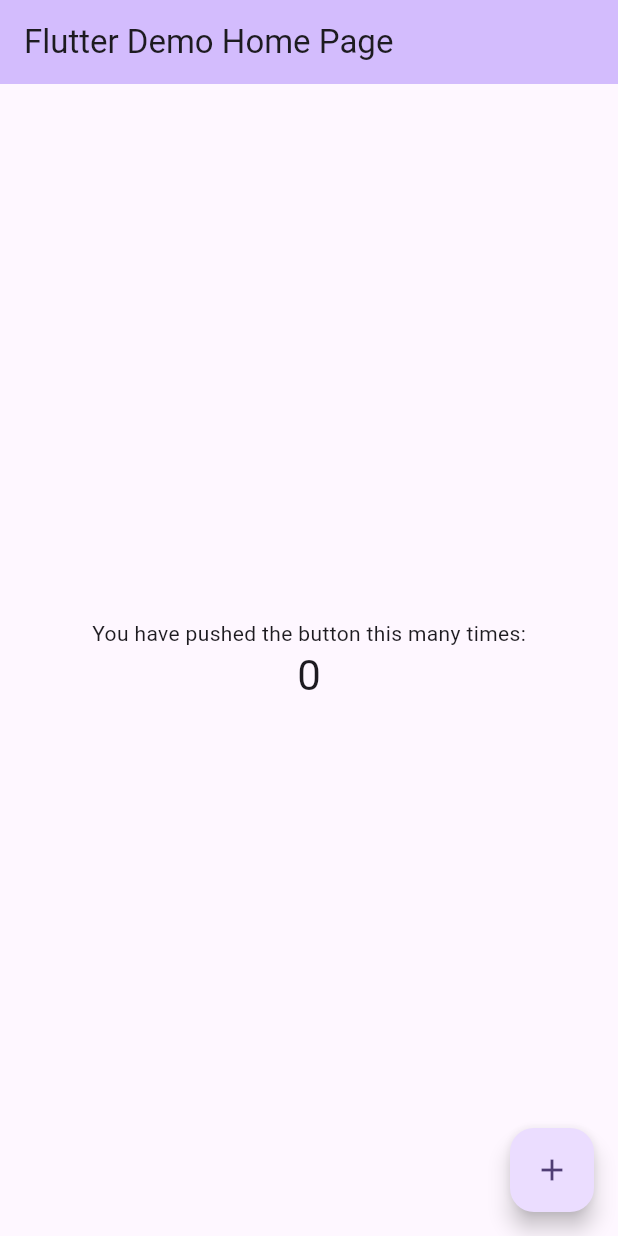
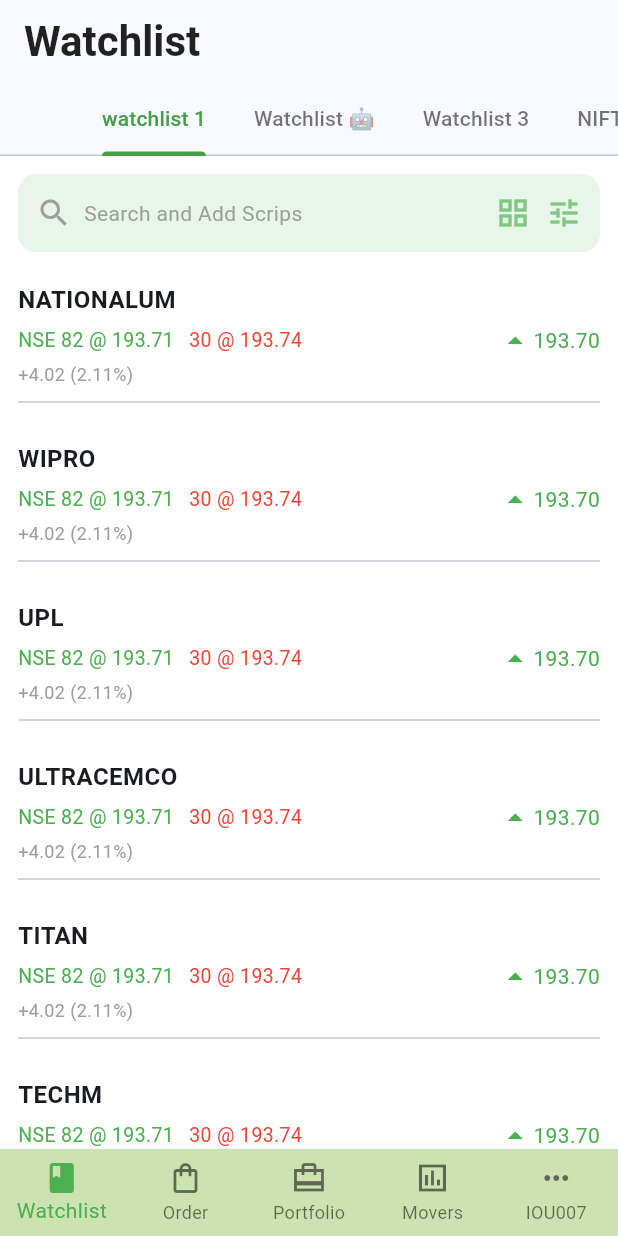
Before and after one commit to ShanjeevEswaramoorthy/iouring_flutter_task, a Flutter app: the screen it shows after launch, on a phone screen of 412 x 824 dp. Run offline on Flutter 3.47's test engine with Material 3 defaults, Android fonts, the light colour scheme and no system bars; our stand-ins replace flutter_bloc.

Commit message:
folder structure refactored

```diff
--- /dev/null
+++ b/iouring_flutter_task/lib/core/mock_data.dart
@@ -0,0 +1,90 @@
+final mockWatchlistResponse = {
+  "groups": [
+    {
+      "groupName": "watchlist 1",
+      "symbols": [
+        {
+          "name": "NATIONALUM",
+          "exchange": "NSE",
+          "buyQty": 82,
+          "buyPrice": 193.71,
+          "sellQty": 30,
+          "sellPrice": 193.74,
+          "lastTradedPrice": 193.70,
+          "change": 4.02,
+          "changePercent": 2.11,
+        },
+        {
+          "name": "WIPRO",
+          "exchange": "NSE",
+          "buyQty": 164,
+          "buyPrice": 310.15,
+          "sellQty": 954,
+          "sellPrice": 310.20,
+          "lastTradedPrice": 310.15,
+          "change": -0.05,
+          "changePercent": -0.01,
+        },
+        {
+          "name": "UPL",
+          "exchange": "NSE",
+          "buyQty": 81,
+          "buyPrice": 638.00,
+          "sellQty": 87,
+          "sellPrice": 638.10,
+          "lastTradedPrice": 637.95,
+          "change": 17.45,
+          "changePercent": 2.81,
+        },
+        {
+          "name": "ULTRACEMCO",
+          "exchange": "NSE",
+          "buyQty": 3,
+          "buyPrice": 11621.20,
+          "sellQty": 9,
+          "sellPrice": 11625.00,
+          "lastTradedPrice": 11621.50,
+          "change": 143.00,
+          "changePercent": 1.24,
+        },
+        {
+          "name": "TITAN",
+          "exchange": "NSE",
+          "buyQty": 84,
+          "buyPrice": 3264.05,
+          "sellQty": 34,
+          "sellPrice": 3264.40,
+          "lastTradedPrice": 3264.05,
+          "change": 8.60,
+          "changePercent": 0.26,
+        },
+        {
+          "name": "TECHM",
+          "exchange": "NSE",
+          "buyQty": 24,
+          "buyPrice": 1686.50,
+          "sellQty": 50,
+          "sellPrice": 1686.65,
+          "lastTradedPrice": 1686.60,
+          "change": 6.40,
+          "changePercent": 0.38,
+        },
+        {
+          "name": "TCS",
+          "exchange": "NSE",
+          "buyQty": 12,
+          "buyPrice": 3942.00,
+          "sellQty": 13,
+          "sellPrice": 3942.70,
+          "lastTradedPrice": 3942.00,
+          "change": -8.15,
+          "changePercent": -0.20,
+          "is52WeekLow": true,
+        },
+      ],
+    },
+    {"groupName": "Watchlist 🤖", "symbols": []},
+    {"groupName": "Watchlist 3", "symbols": []},
+    {"groupName": "NIFTY", "symbols": []},
+  ],
+};
--- /dev/null
+++ b/iouring_flutter_task/lib/features/watchlist/bloc/watchlist_bloc.dart
@@ -0,0 +1,38 @@
+import 'package:flutter_bloc/flutter_bloc.dart';
+import 'package:iouring_flutter_task/features/watchlist/repository/watchlist_repository.dart';
+import 'package:iouring_flutter_task/features/watchlist/model/watchlist_model.dart';
+import 'watchlist_event.dart';
+import 'watchlist_state.dart';
+
+class WatchlistBloc extends Bloc<WatchlistEvent, WatchlistState> {
+  final WatchlistRepository repository;
+
+  late List<WatchlistGroup> _watchlists;
+
+  WatchlistBloc(this.repository) : super(WatchlistInitial()) {
+    on<LoadWatchlists>(_onLoadWatchlists);
+    on<SelectWatchlistGroup>(_onSelectGroup);
+  }
+
+  void _onLoadWatchlists(
+    LoadWatchlists event,
+    Emitter<WatchlistState> emit,
+  ) async {
+    emit(WatchlistLoading());
+    _watchlists = repository.fetchAllWatchlists();
+    emit(
+      WatchlistLoaded(allGroups: _watchlists, selectedGroup: _watchlists.first),
+    );
+  }
+
+  void _onSelectGroup(
+    SelectWatchlistGroup event,
+    Emitter<WatchlistState> emit,
+  ) {
+    emit(WatchlistLoading());
+    final selected = _watchlists.firstWhere(
+      (element) => element.groupName == _watchlists[event.index ?? 0].groupName,
+    );
+    emit(WatchlistLoaded(allGroups: _watchlists, selectedGroup: selected));
+  }
+}
--- /dev/null
+++ b/iouring_flutter_task/lib/features/watchlist/bloc/watchlist_event.dart
@@ -0,0 +1,8 @@
+abstract class WatchlistEvent {}
+
+class LoadWatchlists extends WatchlistEvent {}
+
+class SelectWatchlistGroup extends WatchlistEvent {
+  final int? index;
+  SelectWatchlistGroup({this.index});
+}
--- /dev/null
+++ b/iouring_flutter_task/lib/features/watchlist/bloc/watchlist_state.dart
@@ -0,0 +1,14 @@
+import 'package:iouring_flutter_task/features/watchlist/model/watchlist_model.dart';
+
+abstract class WatchlistState {}
+
+class WatchlistInitial extends WatchlistState {}
+
+class WatchlistLoading extends WatchlistState {}
+
+class WatchlistLoaded extends WatchlistState {
+  final List<WatchlistGroup> allGroups;
+  final WatchlistGroup selectedGroup;
+
+  WatchlistLoaded({required this.allGroups, required this.selectedGroup});
+}
--- /dev/null
+++ b/iouring_flutter_task/lib/features/watchlist/repository/watchlist_repository.dart
@@ -0,0 +1,17 @@
+import 'package:iouring_flutter_task/core/mock_data.dart';
+import 'package:iouring_flutter_task/features/watchlist/model/watchlist_model.dart';
+
+class WatchlistRepository {
+  List<WatchlistGroup> fetchAllWatchlists() {
+    final groups = mockWatchlistResponse['groups'] as List;
+
+    return groups.map((groupData) {
+      final groupName = groupData['groupName'] as String;
+      final symbolsData = groupData['symbols'] as List;
+      final symbols =
+          symbolsData.map((json) => StockSymbol.fromJson(json)).toList();
+
+      return WatchlistGroup(groupName: groupName, symbols: symbols);
+    }).toList();
+  }
+}
--- /dev/null
+++ b/iouring_flutter_task/lib/features/watchlist/view/screens/home_screen.dart
@@ -0,0 +1,61 @@
+import 'package:flutter/material.dart';
+import 'package:iouring_flutter_task/features/watchlist/view/screens/watchlist_screen.dart';
+
+class HomeScreen extends StatefulWidget {
+  const HomeScreen({super.key});
+
+  @override
+  HomeScreenState createState() => HomeScreenState();
+}
+
+class HomeScreenState extends State<HomeScreen> {
+  int _currentIndex = 0;
+
+  final List<Widget> _screens = [
+    Center(child: WatchlistScreen()),
+    Center(child: Text('Order Screen')),
+    Center(child: Text('Portfolio Screen')),
+    Center(child: Text('Movers Screen')),
+    Center(child: Text('IOU007 Screen')),
+  ];
+
+  @override
+  Widget build(BuildContext context) {
+    return Scaffold(
+      body: _screens[_currentIndex],
+      bottomNavigationBar: BottomNavigationBar(
+        backgroundColor: const Color.fromARGB(255, 204, 227, 177),
+        currentIndex: _currentIndex,
+        type: BottomNavigationBarType.fixed,
+        selectedItemColor: Colors.green,
+        onTap: (index) {
+          setState(() {
+            _currentIndex = index;
+          });
+        },
+        items: [
+          BottomNavigationBarItem(
+            icon: Icon(Icons.book_rounded),
+            label: 'Watchlist',
+          ),
+          BottomNavigationBarItem(
+            icon: Icon(Icons.shopping_bag_outlined),
+            label: 'Order',
+          ),
+          BottomNavigationBarItem(
+            icon: Icon(Icons.card_travel_sharp),
+            label: 'Portfolio',
+          ),
+          BottomNavigationBarItem(
+            icon: Icon(Icons.insert_chart_outlined_sharp),
+            label: 'Movers',
+          ),
+          BottomNavigationBarItem(
+            icon: Icon(Icons.more_horiz_sharp),
+            label: 'IOU007',
+          ),
+        ],
+      ),
+    );
+  }
+}
--- /dev/null
+++ b/iouring_flutter_task/lib/features/watchlist/view/screens/watchlist_screen.dart
@@ -0,0 +1,194 @@
+import 'package:flutter/material.dart';
+import 'package:flutter_bloc/flutter_bloc.dart';
+import 'package:iouring_flutter_task/features/watchlist/bloc/watchlist_bloc.dart';
+import 'package:iouring_flutter_task/features/watchlist/bloc/watchlist_event.dart';
+import 'package:iouring_flutter_task/features/watchlist/bloc/watchlist_state.dart';
+import 'package:iouring_flutter_task/features/watchlist/view/screens/search_screen.dart';
+
+class WatchlistScreen extends StatelessWidget {
+  const WatchlistScreen({super.key});
+
+  @override
+  Widget build(BuildContext context) {
+    context.read<WatchlistBloc>().add(LoadWatchlists());
+
+    return BlocBuilder<WatchlistBloc, WatchlistState>(
+      builder: (context, watchlistState) {
+        if (watchlistState is WatchlistLoading) {
+          return const Center(
+            child: CircularProgressIndicator(color: Colors.green),
+          );
+        }
+        if (watchlistState is WatchlistLoaded) {
+          return DefaultTabController(
+            length: watchlistState.allGroups.length,
+            child: Scaffold(
+              backgroundColor: Colors.white,
+              appBar: AppBar(
+                title: Text(
+                  'Watchlist',
+                  style: TextStyle(
+                    fontSize: 28,
+                    fontWeight: FontWeight.w600,
+                    color: Colors.black87,
+                  ),
+                ),
+                bottom: // TabBar
+                    PreferredSize(
+                  preferredSize: const Size.fromHeight(48),
+                  child: Align(
+                    alignment: Alignment.centerLeft,
+                    child: TabBar(
+                      isScrollable: true,
+                      labelColor: Colors.green[600],
+                      unselectedLabelColor: Colors.black54,
+                      indicatorColor: Colors.green[600],
+                      indicatorWeight: 2,
+                      labelStyle: const TextStyle(
+                        fontWeight: FontWeight.w500,
+                        fontSize: 14,
+                      ),
+                      tabs:
+                          watchlistState.allGroups
+                              .map((group) => Tab(text: group.groupName))
+                              .toList(),
+                      onTap: (index) {
+                        context.read<WatchlistBloc>().add(
+                          SelectWatchlistGroup(index: index),
+                        );
+                      },
+                    ),
+                  ),
+                ),
+              ),
+              body: Column(
+                crossAxisAlignment: CrossAxisAlignment.start,
+                children: [
+                  // Search bar
+                  GestureDetector(
+                    onTap: () {
+                      Navigator.push(
+                        context,
+                        MaterialPageRoute(builder: (_) => const SearchScreen()),
+                      );
+                    },
+                    child: Padding(
+                      padding: const EdgeInsets.all(12.0),
+                      child: Container(
+                        padding: const EdgeInsets.symmetric(
+                          horizontal: 12,
+                          vertical: 14,
+                        ),
+                        decoration: BoxDecoration(
+                          color: Colors.green[50],
+                          borderRadius: BorderRadius.circular(12),
+                        ),
+                        child: Row(
+                          children: [
+                            const Icon(Icons.search, color: Colors.grey),
+                            const SizedBox(width: 8),
+                            const Expanded(
+                              child: Text(
+                                'Search and Add Scrips',
+                                style: TextStyle(color: Colors.grey),
+                              ),
+                            ),
+                            Icon(Icons.grid_view, color: Colors.green[300]),
+                            const SizedBox(width: 10),
+                            Icon(Icons.tune, color: Colors.green[300]),
+                          ],
+                        ),
+                      ),
+                    ),
+                  ),
+
+                  // TabBarView
+                  Expanded(
+                    child: TabBarView(
+                      children:
+                          watchlistState.allGroups.map((group) {
+                            return ListView.builder(
+                              padding: const EdgeInsets.symmetric(
+                                horizontal: 12,
+                              ),
+                              itemCount: group.symbols.length,
+                              itemBuilder: (context, index) {
+                                final symbol = group.symbols[index];
+                                return Padding(
+                                  padding: const EdgeInsets.symmetric(
+                                    vertical: 8.0,
+                                  ),
+                                  child: Column(
+                                    crossAxisAlignment:
+                                        CrossAxisAlignment.start,
+                                    children: [
+                                      Text(
+                                        symbol.name,
+                                        style: const TextStyle(
+                                          fontWeight: FontWeight.bold,
+                                          fontSize: 16,
+                                          letterSpacing: 0.3,
+                                        ),
+                                      ),
+                                      const SizedBox(height: 4),
+                                      Row(
+                                        children: [
+                                          const Text(
+                                            'NSE 82 @ 193.71',
+                                            style: TextStyle(
+                                              color: Colors.green,
+                                              fontSize: 13,
+                                            ),
+                                          ),
+                                          SizedBox(width: 10),
+                                          const Text(
+                                            '30 @ 193.74',
+                                            style: TextStyle(
+                                              color: Colors.red,
+                                              fontSize: 13,
+                                            ),
+                                          ),
+                                          Spacer(),
+                                          Row(
+                                            children: const [
+                                              Icon(
+                                                Icons.arrow_drop_up,
+                                                color: Colors.green,
+                                              ),
+                                              Text(
+                                                '193.70',
+                                                style: TextStyle(
+                                                  color: Colors.green,
+                                                ),
+                                              ),
+                                            ],
+                                          ),
+                                        ],
+                                      ),
+                                      const SizedBox(height: 2),
+                                      const Text(
+                                        '+4.02 (2.11%)',
+                                        style: TextStyle(
+                                          fontSize: 12,
+                                          color: Colors.grey,
+                                        ),
+                                      ),
+                                      const Divider(height: 20),
+                                    ],
+                                  ),
+                                );
+                              },
+                            );
+                          }).toList(),
+                    ),
+                  ),
+                ],
+              ),
+            ),
+          );
+        }
+        return SizedBox();
+      },
+    );
+  }
+}
--- a/iouring_flutter_task/lib/main.dart
+++ b/iouring_flutter_task/lib/main.dart
@@ -1,122 +1,30 @@
 import 'package:flutter/material.dart';
+import 'package:flutter_bloc/flutter_bloc.dart';
+import 'package:iouring_flutter_task/features/watchlist/repository/watchlist_repository.dart';
+import 'package:iouring_flutter_task/features/watchlist/bloc/watchlist_bloc.dart';
+import 'package:iouring_flutter_task/features/watchlist/view/screens/home_screen.dart';
 
 void main() {
-  runApp(const MyApp());
+  runApp(
+    BlocProvider(
+      create: (context) => WatchlistBloc(WatchlistRepository()),
+      child: MyApp(),
+    ),
+  );
 }
 
 class MyApp extends StatelessWidget {
   const MyApp({super.key});
 
-  // This widget is the root of your application.
   @override
   Widget build(BuildContext context) {
     return MaterialApp(
-      title: 'Flutter Demo',
+      title: 'Watchlist App',
       theme: ThemeData(
-        // This is the theme of your application.
-        //
-        // TRY THIS: Try running your application with "flutter run". You'll see
-        // the application has a purple toolbar. Then, without quitting the app,
-        // try changing the seedColor in the colorScheme below to Colors.green
-        // and then invoke "hot reload" (save your changes or press the "hot
-        // reload" button in a Flutter-supported IDE, or press "r" if you used
-        // the command line to start the app).
-        //
-        // Notice that the counter didn't reset back to zero; the application
-        // state is not lost during the reload. To reset the state, use hot
-        // restart instead.
-        //
-        // This works for code too, not just values: Most code changes can be
-        // tested with just a hot reload.
-        colorScheme: ColorScheme.fromSeed(seedColor: Colors.deepPurple),
+        useMaterial3: true,
+        colorScheme: ColorScheme.fromSeed(seedColor: Colors.blue),
       ),
-      home: const MyHomePage(title: 'Flutter Demo Home Page'),
+      home: const HomeScreen(),
     );
   }
 }
-
-class MyHomePage extends StatefulWidget {
-  const MyHomePage({super.key, required this.title});
-
-  // This widget is the home page of your application. It is stateful, meaning
-  // that it has a State object (defined below) that contains fields that affect
-  // how it looks.
-
-  // This class is the configuration for the state. It holds the values (in this
-  // case the title) provided by the parent (in this case the App widget) and
-  // used by the build method of the State. Fields in a Widget subclass are
-  // always marked "final".
-
-  final String title;
-
-  @override
-  State<MyHomePage> createState() => _MyHomePageState();
-}
-
-class _MyHomePageState extends State<MyHomePage> {
-  int _counter = 0;
-
-  void _incrementCounter() {
-    setState(() {
-      // This call to setState tells the Flutter framework that something has
-      // changed in this State, which causes it to rerun the build method below
-      // so that the display can reflect the updated values. If we changed
-      // _counter without calling setState(), then the build method would not be
-      // called again, and so nothing would appear to happen.
-      _counter++;
-    });
-  }
-
-  @override
-  Widget build(BuildContext context) {
-    // This method is rerun every time setState is called, for instance as done
-    // by the _incrementCounter method above.
-    //
-    // The Flutter framework has been optimized to make rerunning build methods
-    // fast, so that you can just rebuild anything that needs updating rather
-    // than having to individually change instances of widgets.
-    return Scaffold(
-      appBar: AppBar(
-        // TRY THIS: Try changing the color here to a specific color (to
-        // Colors.amber, perhaps?) and trigger a hot reload to see the AppBar
-        // change color while the other colors stay the same.
-        backgroundColor: Theme.of(context).colorScheme.inversePrimary,
-        // Here we take the value from the MyHomePage object that was created by
-        // the App.build method, and use it to set our appbar title.
-        title: Text(widget.title),
-      ),
-      body: Center(
-        // Center is a layout widget. It takes a single child and positions it
-        // in the middle of the parent.
-        child: Column(
-          // Column is also a layout widget. It takes a list of children and
-          // arranges them vertically. By default, it sizes itself to fit its
-          // children horizontally, and tries to be as tall as its parent.
-          //
-          // Column has various properties to control how it sizes itself and
-          // how it positions its children. Here we use mainAxisAlignment to
-          // center the children vertically; the main axis here is the vertical
-          // axis because Columns are vertical (the cross axis would be
-          // horizontal).
-          //
-          // TRY THIS: Invoke "debug painting" (choose the "Toggle Debug Paint"
-          // action in the IDE, or press "p" in the console), to see the
-          // wireframe for each widget.
-          mainAxisAlignment: MainAxisAlignment.center,
-          children: <Widget>[
-            const Text('You have pushed the button this many times:'),
-            Text(
-              '$_counter',
-              style: Theme.of(context).textTheme.headlineMedium,
-            ),
-          ],
-        ),
-      ),
-      floatingActionButton: FloatingActionButton(
-        onPressed: _incrementCounter,
-        tooltip: 'Increment',
-        child: const Icon(Icons.add),
-      ), // This trailing comma makes auto-formatting nicer for build methods.
-    );
-  }
-}
--- a/iouring_flutter_task/pubspec.yaml
+++ b/iouring_flutter_task/pubspec.yaml
@@ -34,6 +34,7 @@
   # The following adds the Cupertino Icons font to your application.
   # Use with the CupertinoIcons class for iOS style icons.
   cupertino_icons: ^1.0.8
+  flutter_bloc: ^9.1.1
 
 dev_dependencies:
   flutter_test:
```
Also changed, not shown: iouring_flutter_task/lib/features/watchlist/model/watchlist_model.dart (added, +47 -0 lines), iouring_flutter_task/lib/features/watchlist/view/screens/search_screen.dart (added, +111 -0 lines).
